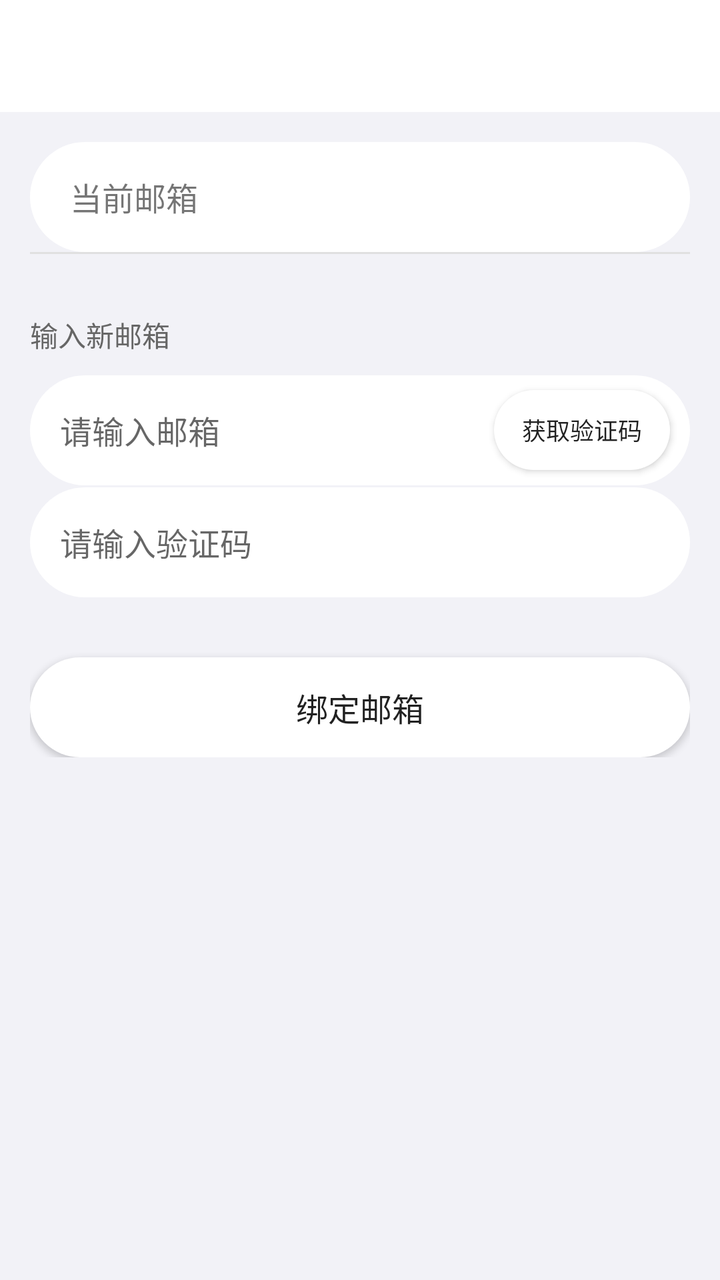
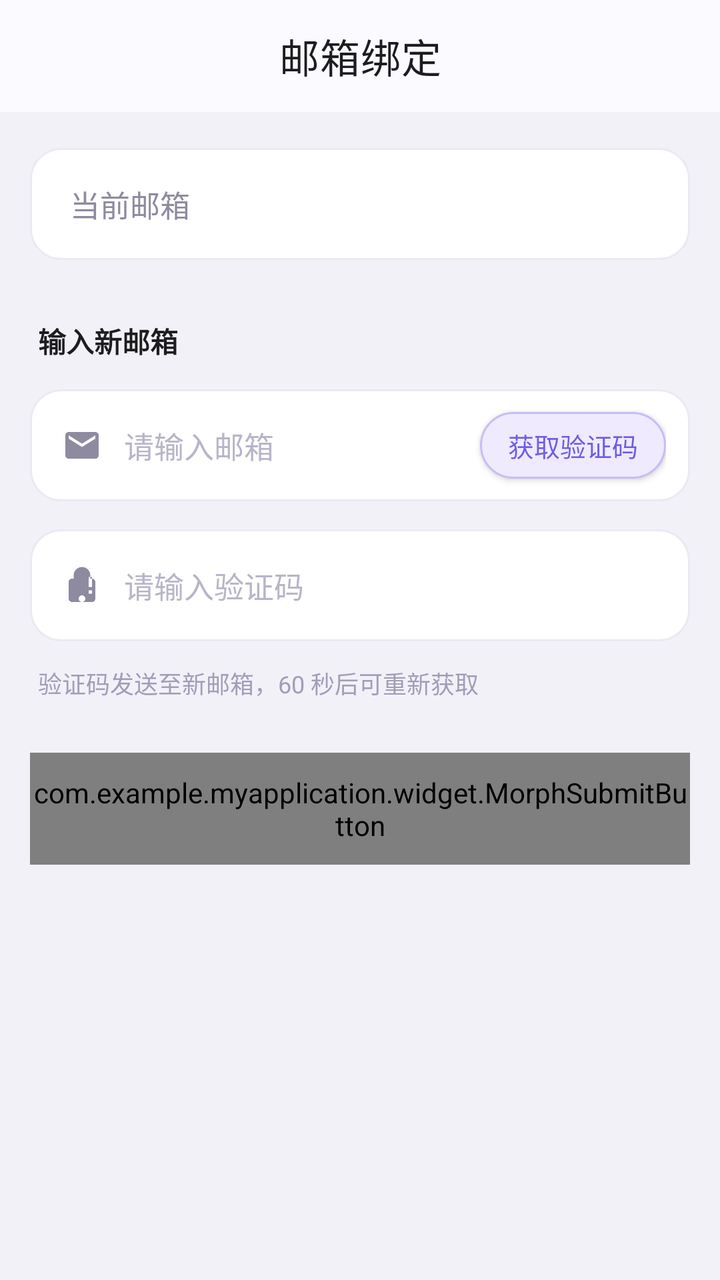

Two renders of the same Android screen: before a commit and after it. Below are the layout's source before the change and the commit's diff.
<!-- AndroidManifest.xml: application theme Theme.MyApp -->
<!-- res/layout/activity_email_binding.xml -->
<?xml version="1.0" encoding="utf-8"?>
<LinearLayout xmlns:android="http://schemas.android.com/apk/res/android"
    xmlns:app="http://schemas.android.com/apk/res-auto"
    android:layout_width="match_parent"
    android:layout_height="match_parent"
    android:orientation="vertical"
    android:background="?attr/android:windowBackground">

    <androidx.appcompat.widget.Toolbar
        android:id="@+id/toolbar_back"
        android:layout_width="match_parent"
        android:layout_height="56dp"
        android:background="@color/ios_bg"
        app:title="@string/email_binding"
        app:titleTextColor="@color/white"/>

    <LinearLayout
        android:layout_width="match_parent"
        android:layout_height="0dp"
        android:layout_weight="1"
        android:orientation="vertical"
        android:padding="15dp">

        
        <LinearLayout
            android:id="@+id/layout_current_email"
            android:layout_width="match_parent"
            android:layout_height="55dp"
            android:orientation="horizontal"
            android:gravity="center_vertical"
            android:paddingHorizontal="20dp"
            android:background="@drawable/bg_logout">

            <TextView
                android:layout_width="wrap_content"
                android:layout_height="wrap_content"
                android:text="当前邮箱"
                android:textSize="16sp"/>

            <TextView
                android:id="@+id/tv_current_email"
                android:layout_width="0dp"
                android:layout_weight="1"
                android:layout_height="wrap_content"
                android:textSize="16sp"
                android:textAlignment="textEnd"
                android:textColor="#8E8E93"/>
        </LinearLayout>

        <View
            android:layout_width="match_parent"
            android:layout_height="1dp"
            android:background="#e0e0e0"/>

        
        <LinearLayout
            android:layout_width="match_parent"
            android:layout_height="wrap_content"
            android:orientation="vertical"
            android:layout_marginTop="30dp">

            <TextView
                android:layout_width="wrap_content"
                android:layout_height="wrap_content"
                android:text="输入新邮箱"
                android:textSize="14sp"
                android:textColor="#666666"
                android:layout_marginBottom="10dp"/>

            <LinearLayout
                android:layout_width="match_parent"
                android:layout_height="55dp"
                android:orientation="horizontal"
                android:gravity="center_vertical"
                android:background="@drawable/bg_logout">

                <EditText
                    android:id="@+id/et_email"
                    android:layout_width="0dp"
                    android:layout_weight="1"
                    android:layout_height="match_parent"
                    android:hint="请输入邮箱"
                    android:textSize="16sp"
                    android:background="@null"
                    android:inputType="textEmailAddress"
                    android:paddingHorizontal="15dp"/>

                <Button
                    android:id="@+id/btn_send_code"
                    android:layout_width="wrap_content"
                    android:layout_height="40dp"
                    android:text="获取验证码"
                    android:textSize="12sp"
                    android:layout_marginEnd="10dp"
                    android:background="@drawable/bg_logout"/>
            </LinearLayout>

            
            <LinearLayout
                android:layout_width="match_parent"
                android:layout_height="55dp"
                android:orientation="horizontal"
                android:gravity="center_vertical"
                android:layout_marginTop="1dp"
                android:background="@drawable/bg_logout">

                <EditText
                    android:id="@+id/et_code"
                    android:layout_width="0dp"
                    android:layout_weight="1"
                    android:layout_height="match_parent"
                    android:hint="请输入验证码"
                    android:textSize="16sp"
                    android:background="@null"
                    android:inputType="number"
                    android:maxLength="6"
                    android:paddingHorizontal="15dp"/>
            </LinearLayout>

            <Button
                android:id="@+id/btn_bind"
                android:layout_width="match_parent"
                android:layout_height="50dp"
                android:text="绑定邮箱"
                android:textSize="16sp"
                android:layout_marginTop="30dp"
                android:background="@drawable/bg_logout"/>
        </LinearLayout>
    </LinearLayout>
</LinearLayout>
<!-- resources referenced by this layout -->
<resources>
  <color name="ios_bg">#FFFFFFFF</color>
  <color name="white">#FFFFFFFF</color>
  <!-- drawable bg_logout (drawable) -->
  <?xml version="1.0" encoding="utf-8"?>
  <shape xmlns:android="http://schemas.android.com/apk/res/android"
      android:shape="rectangle">
  
      
      <solid android:color="@color/white" />
      
      <corners android:radius="999dp" />
  
  </shape>
  <string name="email_binding">邮箱绑定</string>
  <color name="ios_blue">#FF007AFF</color>
  <style name="ThemeOverlay.MyApp.ActionBar.Light" parent="ThemeOverlay.AppCompat.ActionBar">
          <item name="android:windowBackground">@color/ios_bg</item>
          <item name="android:textColorPrimary">@color/ios_text_primary</item>
          <item name="android:textColorSecondary">@color/ios_text_secondary</item>
          <item name="actionBarWidgetTheme">@style/ThemeOverlay.MyApp.ActionBar.Widget</item>
      </style>
  <color name="ios_bg_grouped">#FFF2F2F7</color>
  <style name="ShapeAppearance.iOS.Small" parent="ShapeAppearance.MaterialComponents.SmallComponent">
          <item name="cornerFamily">rounded</item>
          <item name="cornerSize">10dp</item>
      </style>
  <style name="ShapeAppearance.iOS.Medium" parent="ShapeAppearance.MaterialComponents.MediumComponent">
          <item name="cornerFamily">rounded</item>
          <item name="cornerSize">12dp</item>
      </style>
  <style name="ShapeAppearance.iOS.Large" parent="ShapeAppearance.MaterialComponents.LargeComponent">
          <item name="cornerFamily">rounded</item>
          <item name="cornerSize">16dp</item>
      </style>
  <style name="Widget.MyApp.CardView.iOS" parent="Widget.MaterialComponents.CardView">
          <item name="cardBackgroundColor">@color/ios_card_bg</item>
          <item name="cardCornerRadius">12dp</item>
          <item name="cardElevation">1dp</item>
          <item name="strokeWidth">0dp</item>
      </style>
  <color name="ios_tab_bar">#F0F9F9F9</color>
  <color name="ios_text_tertiary">#FFC7C7CC</color>
  <color name="ios_separator">#FFE5E5EA</color>
  <color name="ios_text_primary">#FF1D1D1F</color>
  <color name="ios_text_secondary">#FF8E8E93</color>
  <style name="ThemeOverlay.MyApp.ActionBar.Widget" parent="ThemeOverlay.AppCompat.Light">
          <item name="colorControlNormal">@color/ios_text_primary</item>
      </style>
  <color name="ios_card_bg">#FFFFFFFF</color>
  <!-- unchanged entries left out for length: 2 -->
</resources>

<!-- the commit's change to res/layout/activity_email_binding.xml (unified diff, before → after) -->
@@ -4,127 +4,161 @@
     android:layout_width="match_parent"
     android:layout_height="match_parent"
     android:orientation="vertical"
-    android:background="?attr/android:windowBackground">
+    android:background="#F3F1F8">
 
-    <androidx.appcompat.widget.Toolbar
+    <com.google.android.material.appbar.MaterialToolbar
         android:id="@+id/toolbar_back"
         android:layout_width="match_parent"
         android:layout_height="56dp"
-        android:background="@color/ios_bg"
+        android:background="#FBFAFE"
         app:title="@string/email_binding"
-        app:titleTextColor="@color/white"/>
+        app:titleCentered="true"
+        app:titleTextColor="@color/ios_text_primary" />
 
-    <LinearLayout
+    <ScrollView
         android:layout_width="match_parent"
         android:layout_height="0dp"
         android:layout_weight="1"
-        android:orientation="vertical"
-        android:padding="15dp">
+        android:fillViewport="true">
 
-        
         <LinearLayout
-            android:id="@+id/layout_current_email"
             android:layout_width="match_parent"
-            android:layout_height="55dp"
-            android:orientation="horizontal"
-            android:gravity="center_vertical"
-            android:paddingHorizontal="20dp"
-            android:background="@drawable/bg_logout">
+            android:layout_height="wrap_content"
+            android:orientation="vertical"
+            android:paddingStart="15dp"
+            android:paddingEnd="15dp"
+            android:paddingTop="18dp"
+            android:paddingBottom="24dp">
+
+            
+            <LinearLayout
+                android:id="@+id/layout_current_email"
+                android:layout_width="match_parent"
+                android:layout_height="56dp"
+                android:background="@drawable/bg_cp_input"
+                android:gravity="center_vertical"
+                android:paddingStart="20dp"
+                android:paddingEnd="20dp">
+
+                <TextView
+                    android:layout_width="wrap_content"
+                    android:layout_height="wrap_content"
+                    android:text="当前邮箱"
+                    android:textSize="15sp"
+                    android:textColor="#8E8AA0" />
+
+                <TextView
+                    android:id="@+id/tv_current_email"
+                    android:layout_width="0dp"
+                    android:layout_height="wrap_content"
+                    android:layout_weight="1"
+                    android:textSize="15sp"
+                    android:textAlignment="textEnd"
+                    android:textColor="#1D1D1F"
+                    android:textStyle="bold" />
+            </LinearLayout>
 
             <TextView
                 android:layout_width="wrap_content"
                 android:layout_height="wrap_content"
-                android:text="当前邮箱"
-                android:textSize="16sp"/>
-
-            <TextView
-                android:id="@+id/tv_current_email"
-                android:layout_width="0dp"
-                android:layout_weight="1"
-                android:layout_height="wrap_content"
-                android:textSize="16sp"
-                android:textAlignment="textEnd"
-                android:textColor="#8E8E93"/>
-        </LinearLayout>
-
-        <View
-            android:layout_width="match_parent"
-            android:layout_height="1dp"
-            android:background="#e0e0e0"/>
-
-        
-        <LinearLayout
-            android:layout_width="match_parent"
-            android:layout_height="wrap_content"
-            android:orientation="vertical"
-            android:layout_marginTop="30dp">
-
-            <TextView
-                android:layout_width="wrap_content"
-                android:layout_height="wrap_content"
+                android:layout_marginStart="4dp"
+                android:layout_marginTop="30dp"
                 android:text="输入新邮箱"
                 android:textSize="14sp"
-                android:textColor="#666666"
-                android:layout_marginBottom="10dp"/>
+                android:textStyle="bold"
+                android:textColor="#1D1D1F" />
 
+            
             <LinearLayout
                 android:layout_width="match_parent"
-                android:layout_height="55dp"
-                android:orientation="horizontal"
+                android:layout_height="56dp"
+                android:layout_marginTop="14dp"
+                android:background="@drawable/bg_cp_input"
                 android:gravity="center_vertical"
-                android:background="@drawable/bg_logout">
+                android:paddingStart="16dp"
+                android:paddingEnd="12dp">
+
+                <ImageView
+                    android:layout_width="20dp"
+                    android:layout_height="20dp"
+                    android:layout_marginEnd="11dp"
+                    android:src="@drawable/ic_email"
+                    app:tint="#8E8AA0" />
 
                 <EditText
                     android:id="@+id/et_email"
                     android:layout_width="0dp"
+                    android:layout_height="match_parent"
                     android:layout_weight="1"
-                    android:layout_height="match_parent"
+                    android:background="@null"
                     android:hint="请输入邮箱"
-                    android:textSize="16sp"
-                    android:background="@null"
                     android:inputType="textEmailAddress"
-                    android:paddingHorizontal="15dp"/>
+                    android:textSize="15sp"
+                    android:textColor="#1D1D1F"
+                    android:textColorHint="#B9B4C9" />
 
-                <Button
+                <androidx.appcompat.widget.AppCompatButton
                     android:id="@+id/btn_send_code"
                     android:layout_width="wrap_content"
-                    android:layout_height="40dp"
+                    android:layout_height="wrap_content"
+                    android:background="@drawable/bg_cp_code_pill"
+                    android:minWidth="0dp"
+                    android:minHeight="0dp"
+                    android:paddingStart="14dp"
+                    android:paddingEnd="14dp"
+                    android:paddingTop="7dp"
+                    android:paddingBottom="7dp"
                     android:text="获取验证码"
-                    android:textSize="12sp"
-                    android:layout_marginEnd="10dp"
-                    android:background="@drawable/bg_logout"/>
+                    android:textColor="#6C5CE7"
+                    android:textSize="13sp" />
             </LinearLayout>
 
             
             <LinearLayout
                 android:layout_width="match_parent"
-                android:layout_height="55dp"
-                android:orientation="horizontal"
+                android:layout_height="56dp"
+                android:layout_marginTop="14dp"
+                android:background="@drawable/bg_cp_input"
                 android:gravity="center_vertical"
-                android:layout_marginTop="1dp"
-                android:background="@drawable/bg_logout">
+                android:paddingStart="16dp"
+                android:paddingEnd="16dp">
+
+                <ImageView
+                    android:layout_width="20dp"
+                    android:layout_height="20dp"
+                    android:layout_marginEnd="11dp"
+                    android:src="@drawable/ic_security"
+                    app:tint="#8E8AA0" />
 
                 <EditText
                     android:id="@+id/et_code"
                     android:layout_width="0dp"
+                    android:layout_height="match_parent"
                     android:layout_weight="1"
-                    android:layout_height="match_parent"
+                    android:background="@null"
                     android:hint="请输入验证码"
-                    android:textSize="16sp"
-                    android:background="@null"
                     android:inputType="number"
                     android:maxLength="6"
-                    android:paddingHorizontal="15dp"/>
+                    android:textSize="15sp"
+                    android:textColor="#1D1D1F"
+                    android:textColorHint="#B9B4C9" />
             </LinearLayout>
 
-            <Button
+            <TextView
+                android:layout_width="match_parent"
+                android:layout_height="wrap_content"
+                android:layout_marginStart="4dp"
+                android:layout_marginTop="12dp"
+                android:text="验证码发送至新邮箱，60 秒后可重新获取"
+                android:textSize="12sp"
+                android:textColor="#A29DB8" />
+
+            <com.example.myapplication.widget.MorphSubmitButton
                 android:id="@+id/btn_bind"
                 android:layout_width="match_parent"
-                android:layout_height="50dp"
-                android:text="绑定邮箱"
-                android:textSize="16sp"
-                android:layout_marginTop="30dp"
-                android:background="@drawable/bg_logout"/>
+                android:layout_height="56dp"
+                android:layout_marginTop="26dp" />
         </LinearLayout>
-    </LinearLayout>
+    </ScrollView>
+
 </LinearLayout>
<!-- resource entries referenced after the edit -->
@@ -2,17 +2,6 @@
 <resources>
   <color name="ios_bg">#FFFFFFFF</color>
   <color name="white">#FFFFFFFF</color>
-  <!-- drawable bg_logout (drawable) -->
-  <?xml version="1.0" encoding="utf-8"?>
-  <shape xmlns:android="http://schemas.android.com/apk/res/android"
-      android:shape="rectangle">
-  
-      
-      <solid android:color="@color/white" />
-      
-      <corners android:radius="999dp" />
-  
-  </shape>
   <string name="email_binding">邮箱绑定</string>
   <color name="ios_blue">#FF007AFF</color>
   <style name="ThemeOverlay.MyApp.ActionBar.Light" parent="ThemeOverlay.AppCompat.ActionBar">
@@ -44,6 +33,44 @@
   <color name="ios_text_tertiary">#FFC7C7CC</color>
   <color name="ios_separator">#FFE5E5EA</color>
   <color name="ios_text_primary">#FF1D1D1F</color>
+  <!-- drawable bg_cp_code_pill (drawable) -->
+  <?xml version="1.0" encoding="utf-8"?>
+  <shape xmlns:android="http://schemas.android.com/apk/res/android"
+      android:shape="rectangle">
+      <solid android:color="#EFEAFD" />
+      <stroke android:width="1dp" android:color="#C9BCF7" />
+      <corners android:radius="999dp" />
+  </shape>
+  <!-- drawable bg_cp_input (drawable) -->
+  <?xml version="1.0" encoding="utf-8"?>
+  <shape xmlns:android="http://schemas.android.com/apk/res/android"
+      android:shape="rectangle">
+      <solid android:color="#FFFFFF" />
+      <stroke android:width="1dp" android:color="#ECE9F3" />
+      <corners android:radius="15dp" />
+  </shape>
+  <!-- drawable ic_email (drawable) -->
+  <vector xmlns:android="http://schemas.android.com/apk/res/android"
+      android:width="24dp"
+      android:height="24dp"
+      android:viewportWidth="24"
+      android:viewportHeight="24"
+      android:tint="?attr/colorOnSurface">
+    <path
+        android:fillColor="@android:color/white"
+        android:pathData="M20,4H4c-1.1,0 -1.99,0.9 -1.99,2L2,18c0,1.1 0.9,2 2,2h16c1.1,0 2,-0.9 2,-2V6c0,-1.1 -0.9,-2 -2,-2zM20,8l-8,5 -8,-5V6l8,5 8,-5v2z"/>
+  </vector>
+  <!-- drawable ic_security (drawable) -->
+  <vector xmlns:android="http://schemas.android.com/apk/res/android"
+      android:width="24dp"
+      android:height="24dp"
+      android:viewportWidth="24"
+      android:viewportHeight="24"
+      android:tint="?attr/colorOnSurface">
+    <path
+        android:fillColor="@android:color/white"
+        android:pathData="M18,8h-1V6c0,-2.76 -2.24,-5 -5,-5S7,3.24 7,6v2H6c-1.1,0 -2,0.9 -2,2v10c0,1.1 0.9,2 2,2h12c1.1,0 2,-0.9 2,-2V10c0,-1.1 -0.9,-2 -2,-2zM12,9c1.1,0 2,-0.9 2,-2s-0.9,-2 -2,-2 -2,0.9 -2,2 0.9,2 2,2zm0,13c-1.1,0 -2,-0.9 -2,-2s0.9,-2 2,-2 2,0.9 2,2 -0.9,2 -2,2zm6,-5h-2v-2h2v2zm0,-4h-2V7h2v2z"/>
+  </vector>
   <color name="ios_text_secondary">#FF8E8E93</color>
   <style name="ThemeOverlay.MyApp.ActionBar.Widget" parent="ThemeOverlay.AppCompat.Light">
           <item name="colorControlNormal">@color/ios_text_primary</item>
